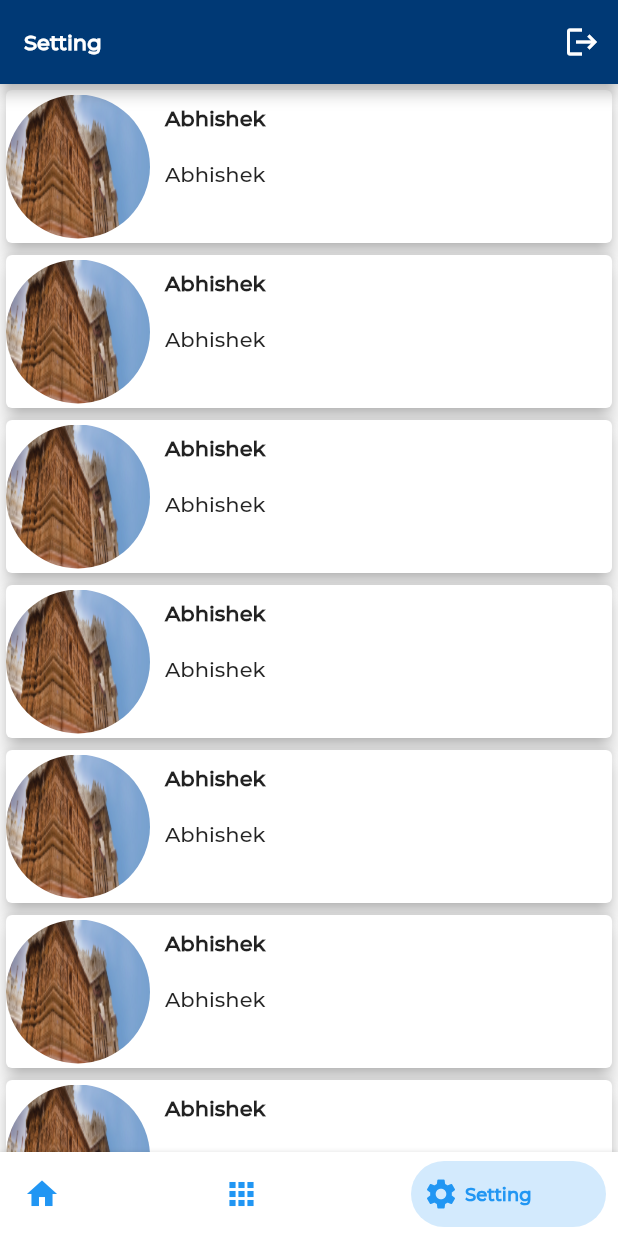
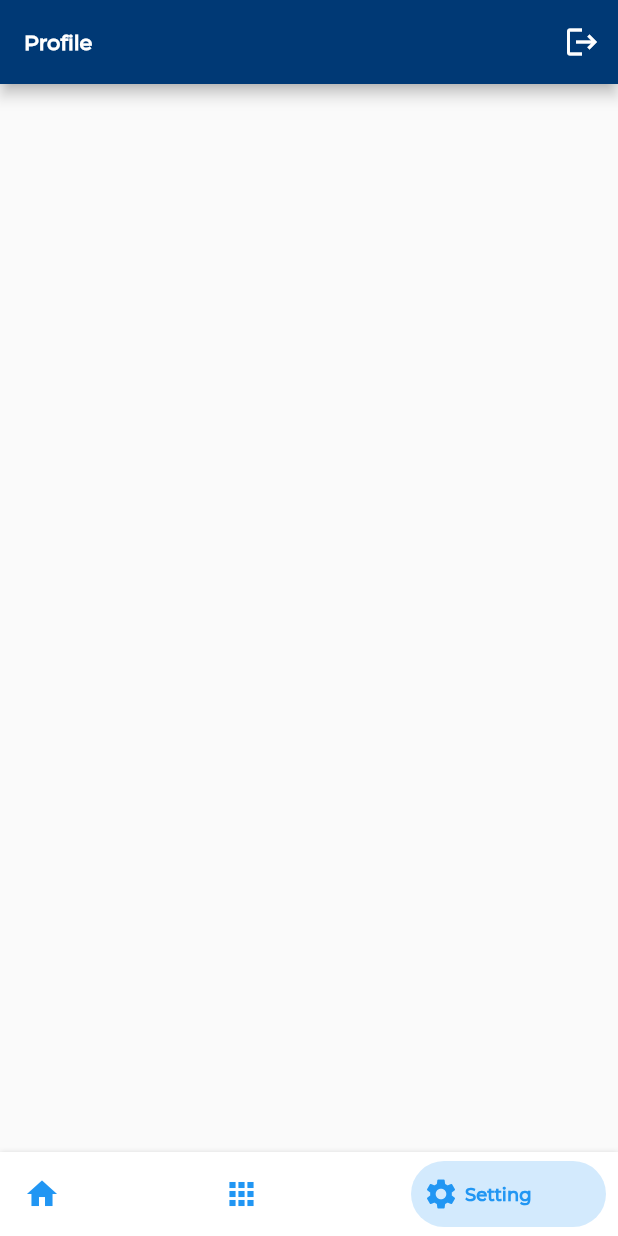
Before and after one commit to abhishekkrrao/FlutterPoc, a Flutter app: the MyHomePage screen opened directly, swiped to page 3, on a phone screen of 412 x 824 dp. Run offline on Flutter 3.47's test engine with Material 2 defaults, Android fonts, the phone set to English and light mode, and no system bars; drawn by our look-alikes of bottom_navy_bar; our stand-ins replace carousel_slider, firebase_core, flutter_staggered_animations, localstorage, smooth_page_indicator; accounts and stored records are empty; statements that could not run were skipped.

Commit message:
profile page added

```diff
--- a/lib/Home.dart
+++ b/lib/Home.dart
@@ -1,4 +1,5 @@
 import 'dart:async';
+import 'package:dharmlok/src/Profile.dart';
 import 'package:dharmlok/src/dashboard.dart';
 import 'package:dharmlok/src/gallary.dart';
 import 'package:dharmlok/src/login.dart';
@@ -33,7 +34,7 @@ class HomePageState extends State<MyHomePage> {
   final List<Widget> _children = [
     DashBoard(),
     GallaryPage(),
-    SettingPage(),
+    Profile(),
   ];
   @override
   Widget build(BuildContext context) {
--- /dev/null
+++ b/lib/src/Profile.dart
@@ -0,0 +1,49 @@
+import 'package:flutter/cupertino.dart';
+import 'package:flutter/material.dart';
+import 'package:localstorage/localstorage.dart';
+
+import 'login.dart';
+
+class Profile extends StatelessWidget{
+  final LocalStorage storage = new LocalStorage('user');
+
+  @override
+  Widget build(BuildContext context) {
+
+    return new Scaffold(
+      appBar: AppBar(
+        title: Text(
+          "Profile",
+          style: TextStyle(
+              fontSize: 14,
+              fontWeight: FontWeight.w700,
+              fontFamily: 'Montserrat-Medium'),
+        ),
+        actions: <Widget>[
+          IconButton(
+              icon: Icon(Icons.logout),
+              onPressed: () {
+                storage.clear();
+                Navigator.of(context).pushAndRemoveUntil(
+                    MaterialPageRoute(builder: (context) => LoginPage()),
+                        (Route<dynamic> route) => false);
+              }), // here add notification icon
+          // here add other icon
+        ],
+      ),
+      body: Container(
+         child: Column(
+           children: [
+               Container(
+
+               ),
+               Container(
+
+               )
+           ],
+         ),
+      ),
+    );
+  }
+
+}
--- a/lib/src/setting.dart
+++ b/lib/src/setting.dart
@@ -1,3 +1,4 @@
+import 'package:dharmlok/Paint/CustomShape.dart';
 import 'package:flutter/cupertino.dart';
 import 'package:flutter/material.dart';
 import 'package:flutter_staggered_animations/flutter_staggered_animations.dart';
@@ -26,7 +27,7 @@ class SettingPage extends StatelessWidget {
                 storage.clear();
                 Navigator.of(context).pushAndRemoveUntil(
                     MaterialPageRoute(builder: (context) => LoginPage()),
-                        (Route<dynamic> route) => false);
+                    (Route<dynamic> route) => false);
               }), // here add notification icon
           // here add other icon
         ],
@@ -84,6 +85,7 @@ class SettingPage extends StatelessWidget {
                                     ),
                                   ),
                                 ),
+
                               ],
                             )
                           ],
```
Also changed, not shown: lib/AlbumCell.dart (+0 -89 lines), lib/Paint/CustomShape.dart (added, +15 -0 lines), 1 other file.
